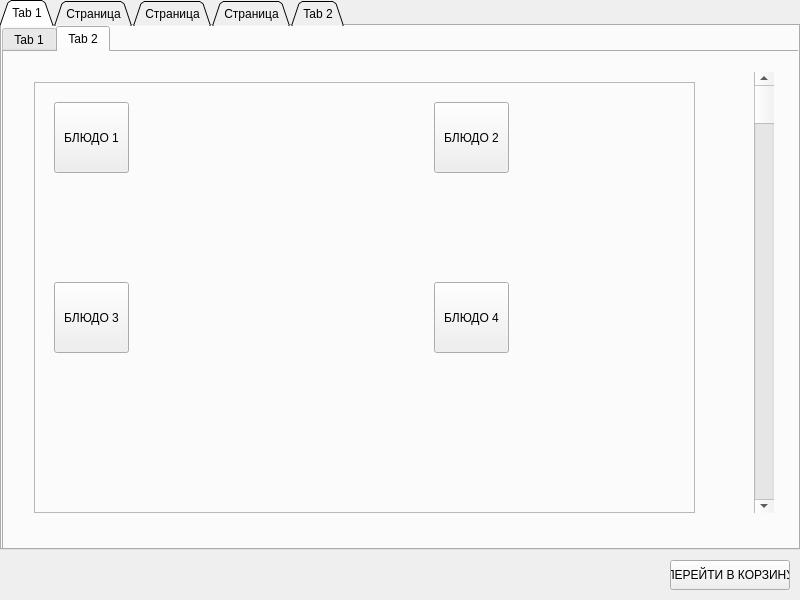
Old version of the form files/UI/Shop.ui in the repository Sasha-v-tanke/YL_project_1.
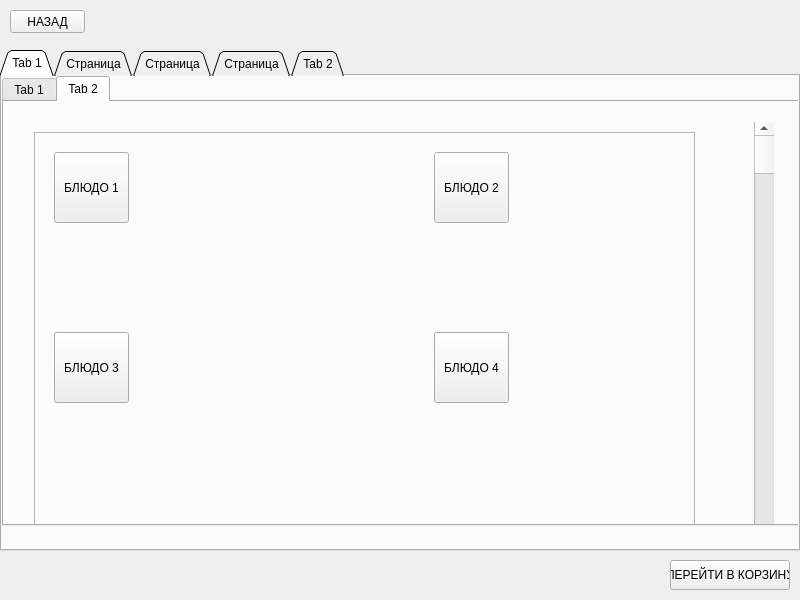
New version of the form.

Diff of the .ui file:
```diff
--- a/files/UI/Shop.ui
+++ b/files/UI/Shop.ui
@@ -18,9 +18,9 @@
     <property name="geometry">
      <rect>
       <x>0</x>
-      <y>0</y>
+      <y>50</y>
       <width>800</width>
-      <height>550</height>
+      <height>501</height>
      </rect>
     </property>
     <property name="sizePolicy">
@@ -72,7 +72,7 @@
         <x>0</x>
         <y>0</y>
         <width>800</width>
-        <height>550</height>
+        <height>450</height>
        </rect>
       </property>
       <property name="currentIndex">
@@ -274,6 +274,19 @@
      <string>ПЕРЕЙТИ В КОРЗИНУ</string>
     </property>
    </widget>
+   <widget class="QPushButton" name="BackToWelcome">
+    <property name="geometry">
+     <rect>
+      <x>10</x>
+      <y>10</y>
+      <width>75</width>
+      <height>23</height>
+     </rect>
+    </property>
+    <property name="text">
+     <string>НАЗАД</string>
+    </property>
+   </widget>
   </widget>
  </widget>
  <resources/>
```
